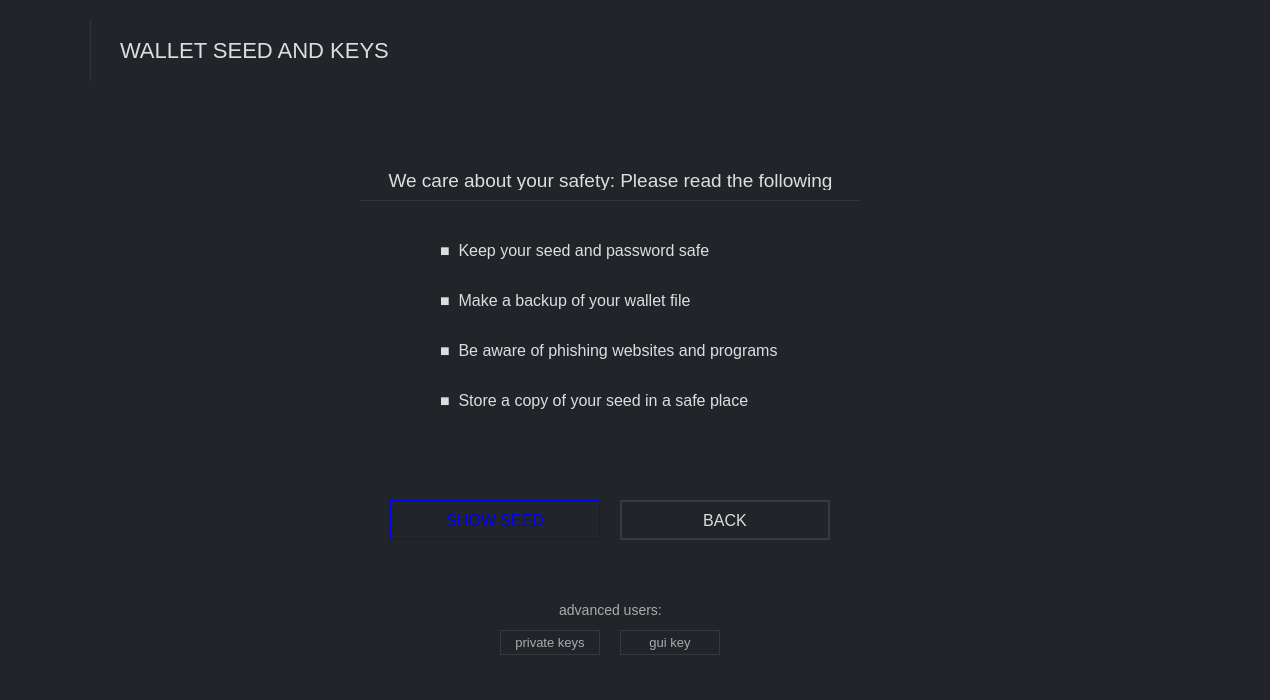
Old version of the form src/gui/ui/receiveframe.ui in the repository aluisyoanx/gui-wallet.
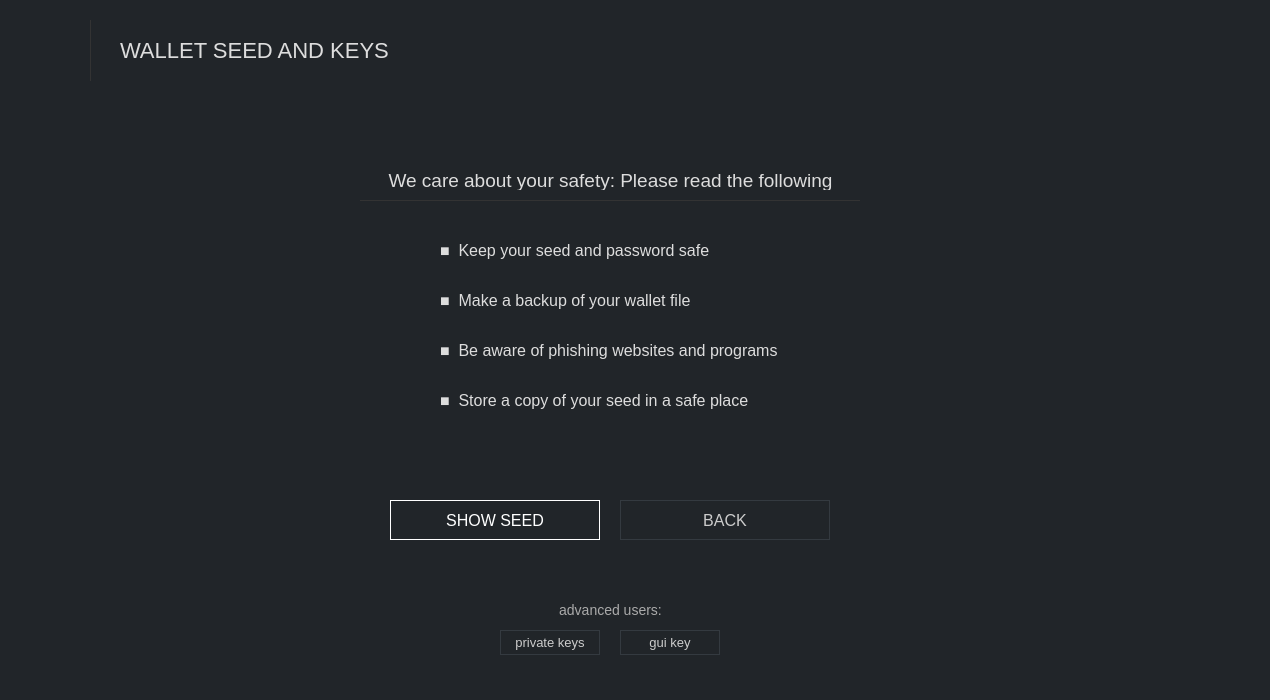
New version of the form. Icons and pictures are not drawn.

What changed in the file:
```diff
--- a/src/gui/ui/receiveframe.ui
+++ b/src/gui/ui/receiveframe.ui
@@ -542,7 +542,9 @@
         </font>
        </property>
        <property name="styleSheet">
-        <string notr="true">color: blue; background-color: #1; border: 1px solid blue; font-size: 16px;</string>
+        <string notr="true">QPushButton#m_showSeed {color: white; background-color: #1; border: 1px solid white; font-size: 16px;}
+
+QPushButton#m_showSeed:hover {color: white; background-color: #1; border: 2px solid white; font-size: 16px;}</string>
        </property>
        <property name="text">
         <string>SHOW SEED</string>
@@ -563,7 +565,9 @@
         </font>
        </property>
        <property name="styleSheet">
-        <string notr="true">color: #ddd; border: 2px solid #343a40; font-size: 16px;</string>
+        <string notr="true">QPushButton#m_backButton {color: #ccc; border: 1px solid #343a40; font-size: 16px; background-color: #21259;}
+
+QPushButton#m_backButton:hover {color: #ddd; border: 2px solid #444; font-size: 16px; background-color: #21259;}</string>
        </property>
        <property name="text">
         <string>BACK</string>
@@ -584,7 +588,9 @@
         </font>
        </property>
        <property name="styleSheet">
-        <string notr="true">color: #aaa; border: 1px solid #343a40; font-size: 13px; background-color: #21259;</string>
+        <string notr="true">QPushButton#m_showPrivate {color: #ccc; border: 1px solid #343a40; font-size: 13px; background-color: #21259;}
+
+QPushButton#m_showPrivate:hover {color: #ddd; border: 2px solid #444; font-size: 13px; background-color: #21259;}</string>
        </property>
        <property name="text">
         <string>private keys</string>
@@ -621,7 +627,9 @@
         </font>
        </property>
        <property name="styleSheet">
-        <string notr="true">color: #aaa; border: 1px solid #343a40; font-size: 13px; background-color: #21259;</string>
+        <string notr="true">QPushButton#m_showGUI {color: #ccc; border: 1px solid #343a40; font-size: 13px; background-color: #21259;}
+
+QPushButton#m_showGUI:hover {color: #ddd; border: 2px solid #444; font-size: 13px; background-color: #21259;}</string>
        </property>
        <property name="text">
         <string>gui key</string>
```
Left out of the diff: 34 changed lines with no effect on the pictures.
